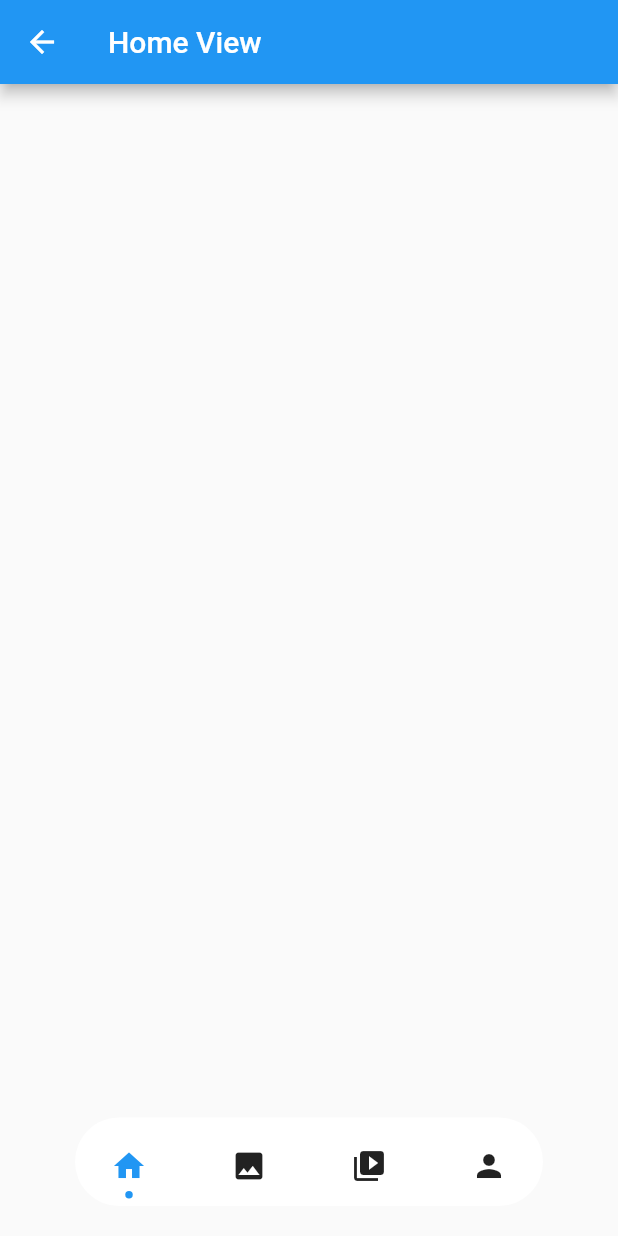
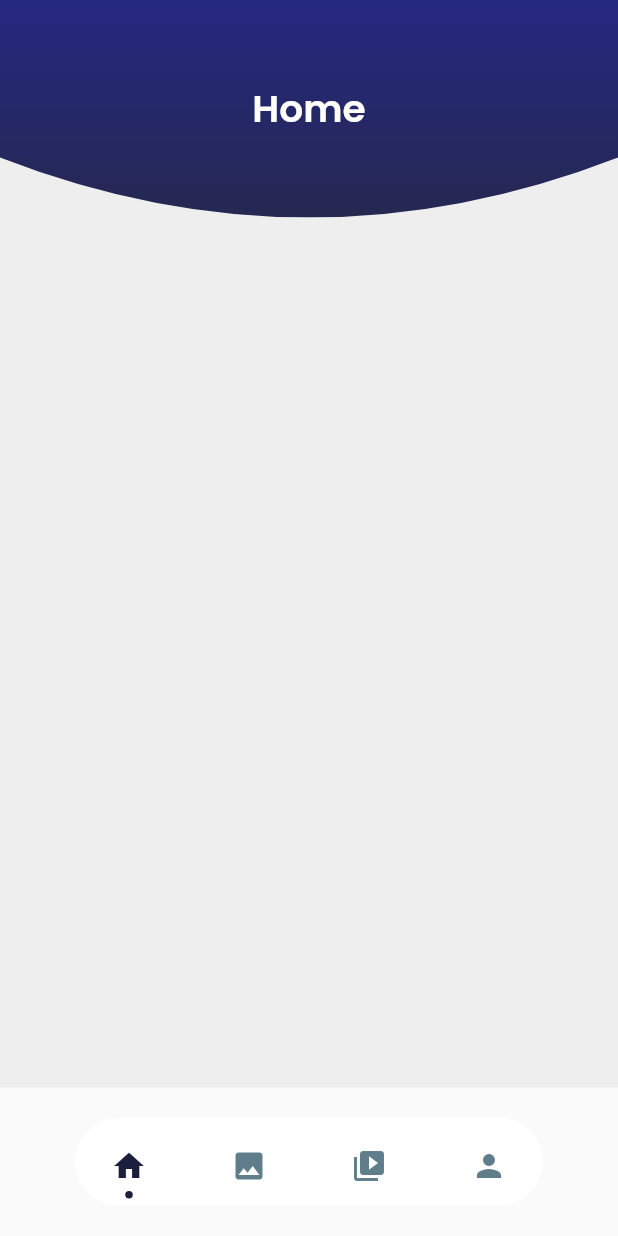
Before and after one commit to ferhatiltas/sakla-mobil, a Flutter app: the BaseView screen opened directly, on a phone screen of 412 x 824 dp. Run offline on Flutter 3.47's test engine with Material 2 defaults, Android fonts, the phone set to English and light mode, and no system bars; drawn by our look-alikes of dot_navigation_bar; our stand-ins replace google_fonts.

Commit message:
edit:base screen

```diff
--- /dev/null
+++ b/lib/core/components/app_bar_container.dart
@@ -0,0 +1,47 @@
+import 'package:flutter/material.dart';
+import 'package:sakla/core/extension/context_extension.dart';
+
+class AppBarContainer extends StatelessWidget {
+  Widget? child;
+  AppBarContainer({this.child});
+
+  @override
+  Widget build(BuildContext context) {
+    return Container(
+      child: ClipPath(
+        clipper: OvalBottomBorderClipper(),
+        child: Container(
+          height: context.height / 5.4,
+          width: context.width,
+          decoration: BoxDecoration(
+              gradient: LinearGradient(
+                  begin: Alignment.topCenter,
+                  end: Alignment.bottomCenter,
+                  colors: [Color(0xff252880), Color(0xff252850)])),
+          child: child,
+        ),
+      ),
+    );
+  }
+}
+
+class OvalBottomBorderClipper extends CustomClipper<Path> {
+  @override
+  Path getClip(Size size) {
+    var path = Path();
+    path.lineTo(0, 0);
+    path.lineTo(0, size.height - 40);
+    path.quadraticBezierTo(
+        size.width / 4, size.height, size.width / 2, size.height);
+    path.quadraticBezierTo(
+        size.width - size.width / 4, size.height, size.width, size.height - 40);
+    path.lineTo(size.width, 0);
+    path.lineTo(0, 0);
+    return path;
+  }
+
+  @override
+  bool shouldReclip(CustomClipper<Path> oldClipper) {
+    return true;
+  }
+}
--- a/lib/core/components/bezier_container.dart
+++ b/lib/core/components/bezier_container.dart
@@ -28,10 +28,6 @@ class ClipPainter extends CustomClipper<Path> {
     var path = Path();
     path.lineTo(0.0, size.height);
 
-    //var firstControlPoint = Offset(-10, size.height / -10);
-    //var firstEndPoint = Offset(size.width / 1.5, size.height / 1.3);
-    //path.quadraticBezierTo(firstControlPoint.dx, firstControlPoint.dy,
-    //    firstEndPoint.dx, firstEndPoint.dy);
     var secondControlPoint = Offset(size.width, size.height - 10);
     var secondEndPoint = Offset(size.width, size.height / 2.4);
     path.quadraticBezierTo(secondControlPoint.dx, secondControlPoint.dy,
--- a/lib/main.dart
+++ b/lib/main.dart
@@ -1,4 +1,5 @@
 import 'package:flutter/material.dart';
+import 'package:google_fonts/google_fonts.dart';
 
 import 'core/init/navigation/navigation_route.dart';
 import 'core/init/navigation/navigation_service.dart';
@@ -14,7 +15,9 @@ class MyApp extends StatelessWidget {
     return MaterialApp(
       debugShowCheckedModeBanner: false,
       title: 'Sakla',
-      theme: ThemeData(),
+      theme: ThemeData(
+        fontFamily: GoogleFonts.poppins().fontFamily,
+      ),
       home: SplshView(),
       onGenerateRoute: NavigationRoute.instance.generateRoute,
       navigatorKey: NavigationService.instance.navigatorKey,
--- a/lib/view/auth/login/login_view.dart
+++ b/lib/view/auth/login/login_view.dart
@@ -1,7 +1,6 @@
 import 'package:flutter/material.dart';
 import 'package:sakla/core/constants/navigation/navigation_constants.dart';
 import 'package:sakla/core/init/navigation/navigation_service.dart';
-import 'package:sakla/view/baseView/base_view.dart';
 
 import '../../../core/components/bezier_container.dart';
 import '../../../core/extension/context_extension.dart';
@@ -174,8 +173,8 @@ class _LoginViewState extends State<LoginView> {
         navigationService.navigateToPageClear(path: NavigationConstants.BASE);
       },
       child: Ink(
-        width: MediaQuery.of(context).size.width / 1.1,
-        height: MediaQuery.of(context).size.height / 16,
+        width: context.width / 1.1,
+        height: context.height / 16,
         decoration: BoxDecoration(
           gradient: LinearGradient(
               begin: Alignment.centerLeft,
--- a/lib/view/baseView/base_view.dart
+++ b/lib/view/baseView/base_view.dart
@@ -10,17 +10,15 @@ class BaseView extends StatefulWidget {
   _BaseViewState createState() => _BaseViewState();
 }
 
-
 class _BaseViewState extends State<BaseView> {
-
   var _selectedTab = _SelectedTab.home;
   void _handleIndexChanged(int i) {
     setState(() {
       pageController.jumpToPage(i);
       _selectedTab = _SelectedTab.values[i];
-
     });
   }
+
   late HomeView homeView;
   late PhotoView photoView;
   late VideoView videoView;
@@ -33,58 +31,58 @@ class _BaseViewState extends State<BaseView> {
 
   @override
   void initState() {
-    // TODO: implement initState
     super.initState();
-    homeView=HomeView();
-    photoView=PhotoView();
-    videoView=VideoView();
-    myProfile=MyProfile();
-    allPage=[homeView,photoView,videoView,myProfile];
-    pageController=PageController();
-    selectedIndex =0;
+    homeView = HomeView();
+    photoView = PhotoView();
+    videoView = VideoView();
+    myProfile = MyProfile();
+    allPage = [homeView, photoView, videoView, myProfile];
+    pageController = PageController();
+    selectedIndex = 0;
   }
 
   @override
   Widget build(BuildContext context) {
     return Scaffold(
-
       bottomNavigationBar: DotNavigationBar(
         currentIndex: _SelectedTab.values.indexOf(_selectedTab),
         onTap: _handleIndexChanged,
+        selectedItemColor: Color(0xff1C1E3D),
+        unselectedItemColor: Colors.blueGrey,
         items: [
           /// Home
           DotNavigationBarItem(
             icon: Icon(Icons.home),
-            selectedColor: Colors.greenAccent[600],
           ),
 
-          /// Likes
+          /// Photo
           DotNavigationBarItem(
             icon: Icon(Icons.photo),
-            selectedColor: Colors.pink[600],
           ),
 
-          /// Search
+          /// Video
           DotNavigationBarItem(
             icon: Icon(Icons.video_collection),
-            selectedColor: Colors.orange[600],
           ),
 
           /// Profile
           DotNavigationBarItem(
             icon: Icon(Icons.person),
-            selectedColor: Colors.blue[600],
           ),
         ],
       ),
-      body: PageView(controller:pageController ,onPageChanged: ( int index){
-        setState(() {
-
-          selectedIndex=index;
-        });
-      },children: allPage,),
-
+      body: PageView(
+        controller: pageController,
+        onPageChanged: (int index) {
+          setState(() {
+            selectedIndex = index;
+            _handleIndexChanged(index);
+          });
+        },
+        children: allPage,
+      ),
     );
   }
 }
-enum _SelectedTab { home, photo, video,myProfile }
+
+enum _SelectedTab { home, photo, video, myProfile }
--- a/lib/view/baseView/home_view.dart
+++ b/lib/view/baseView/home_view.dart
@@ -1,5 +1,6 @@
 import 'package:flutter/cupertino.dart';
 import 'package:flutter/material.dart';
+import 'package:sakla/core/components/app_bar_container.dart';
 
 class HomeView extends StatefulWidget {
   @override
@@ -10,10 +11,25 @@ class _HomeViewState extends State<HomeView> {
   @override
   Widget build(BuildContext context) {
     return Scaffold(
-      appBar: AppBar(
-        title: Text('Home View'),
+      backgroundColor: Colors.grey[200],
+      body: Column(
+        children: [buildAppBar(), Expanded(flex: 4, child: Text(''))],
       ),
+    );
+  }
 
+  Expanded buildAppBar() {
+    return Expanded(
+      flex: 1,
+      child: AppBarContainer(
+        child: Center(
+          child: Text(
+            'Home',
+            style: TextStyle(
+                fontWeight: FontWeight.w600, color: Colors.white, fontSize: 25),
+          ),
+        ),
+      ),
     );
   }
 }
```
Also changed, not shown: lib/view/baseView/photo_view.dart (+22 -1 lines), lib/view/baseView/video_view.dart (+22 -1 lines).
